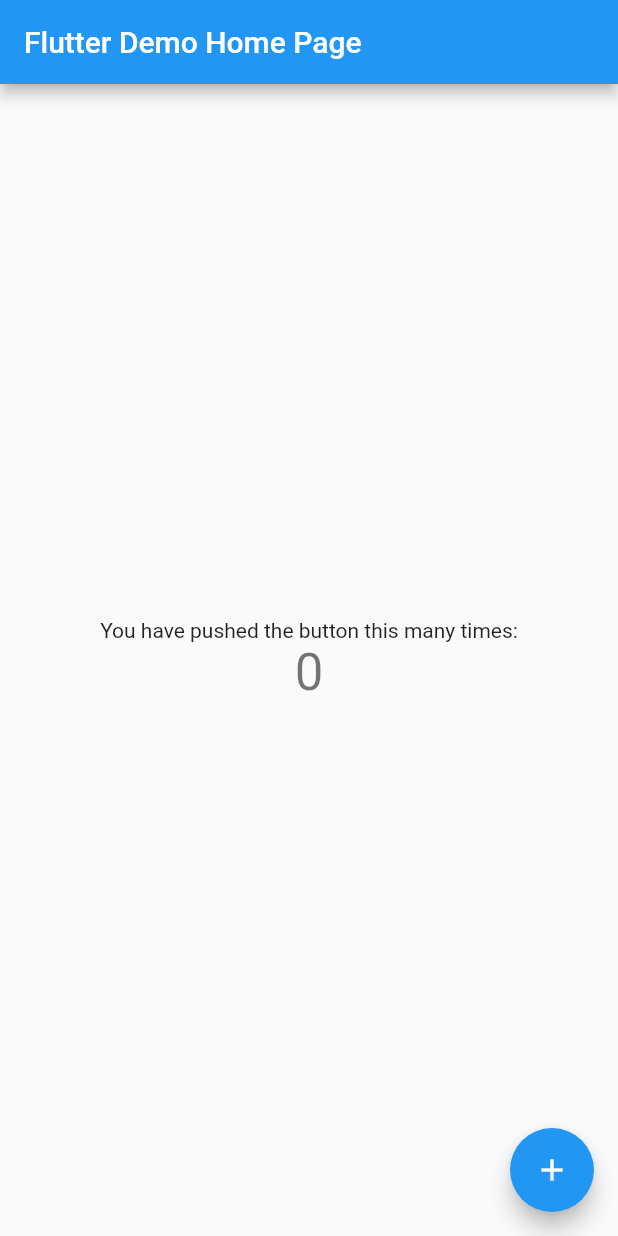
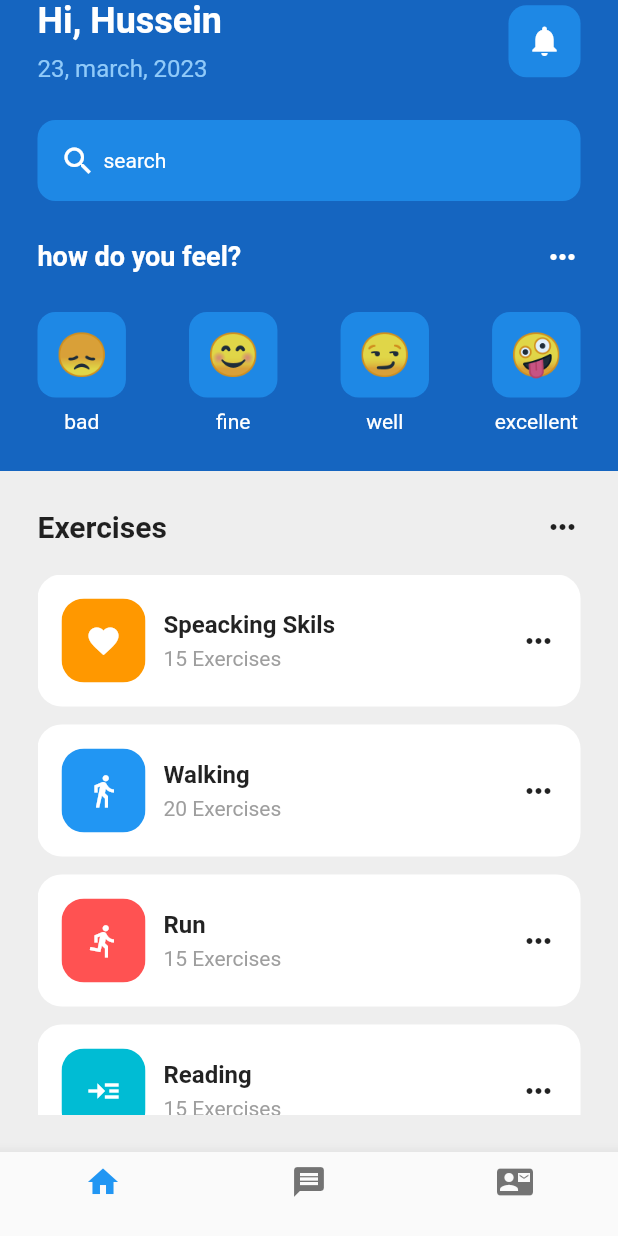
Before and after one commit to ENGHussein23/MentalHealthApp, a Flutter app: the screen it shows after launch, on a phone screen of 412 x 824 dp. Run offline on Flutter 3.47's test engine with Material 2 defaults, Android fonts, the phone set to English and light mode, and no system bars.

Commit message:
Finish of the first page

```diff
--- a/lib/main.dart
+++ b/lib/main.dart
@@ -1,115 +1,14 @@
 import 'package:flutter/material.dart';
-
+import './pages/home_page.dart';
 void main() {
   runApp(const MyApp());
 }
-
 class MyApp extends StatelessWidget {
-  const MyApp({super.key});
-
-  // This widget is the root of your application.
+  const MyApp({Key? key}): super(key: key);
   @override
   Widget build(BuildContext context) {
     return MaterialApp(
-      title: 'Flutter Demo',
-      theme: ThemeData(
-        // This is the theme of your application.
-        //
-        // Try running your application with "flutter run". You'll see the
-        // application has a blue toolbar. Then, without quitting the app, try
-        // changing the primarySwatch below to Colors.green and then invoke
-        // "hot reload" (press "r" in the console where you ran "flutter run",
-        // or simply save your changes to "hot reload" in a Flutter IDE).
-        // Notice that the counter didn't reset back to zero; the application
-        // is not restarted.
-        primarySwatch: Colors.blue,
-      ),
-      home: const MyHomePage(title: 'Flutter Demo Home Page'),
-    );
+      debugShowCheckedModeBanner: false,
+      home:HomePage(),);
   }
 }
-
-class MyHomePage extends StatefulWidget {
-  const MyHomePage({super.key, required this.title});
-
-  // This widget is the home page of your application. It is stateful, meaning
-  // that it has a State object (defined below) that contains fields that affect
-  // how it looks.
-
-  // This class is the configuration for the state. It holds the values (in this
-  // case the title) provided by the parent (in this case the App widget) and
-  // used by the build method of the State. Fields in a Widget subclass are
-  // always marked "final".
-
-  final String title;
-
-  @override
-  State<MyHomePage> createState() => _MyHomePageState();
-}
-
-class _MyHomePageState extends State<MyHomePage> {
-  int _counter = 0;
-
-  void _incrementCounter() {
-    setState(() {
-      // This call to setState tells the Flutter framework that something has
-      // changed in this State, which causes it to rerun the build method below
-      // so that the display can reflect the updated values. If we changed
-      // _counter without calling setState(), then the build method would not be
-      // called again, and so nothing would appear to happen.
-      _counter++;
-    });
-  }
-
-  @override
-  Widget build(BuildContext context) {
-    // This method is rerun every time setState is called, for instance as done
-    // by the _incrementCounter method above.
-    //
-    // The Flutter framework has been optimized to make rerunning build methods
-    // fast, so that you can just rebuild anything that needs updating rather
-    // than having to individually change instances of widgets.
-    return Scaffold(
-      appBar: AppBar(
-        // Here we take the value from the MyHomePage object that was created by
-        // the App.build method, and use it to set our appbar title.
-        title: Text(widget.title),
-      ),
-      body: Center(
-        // Center is a layout widget. It takes a single child and positions it
-        // in the middle of the parent.
-        child: Column(
-          // Column is also a layout widget. It takes a list of children and
-          // arranges them vertically. By default, it sizes itself to fit its
-          // children horizontally, and tries to be as tall as its parent.
-          //
-          // Invoke "debug painting" (press "p" in the console, choose the
-          // "Toggle Debug Paint" action from the Flutter Inspector in Android
-          // Studio, or the "Toggle Debug Paint" command in Visual Studio Code)
-          // to see the wireframe for each widget.
-          //
-          // Column has various properties to control how it sizes itself and
-          // how it positions its children. Here we use mainAxisAlignment to
-          // center the children vertically; the main axis here is the vertical
-          // axis because Columns are vertical (the cross axis would be
-          // horizontal).
-          mainAxisAlignment: MainAxisAlignment.center,
-          children: <Widget>[
-            const Text(
-              'You have pushed the button this many times:',
-            ),
-            Text(
-              '$_counter',
-              style: Theme.of(context).textTheme.headlineMedium,
-            ),
-          ],
-        ),
-      ),
-      floatingActionButton: FloatingActionButton(
-        onPressed: _incrementCounter,
-        tooltip: 'Increment',
-        child: const Icon(Icons.add),
-      ), // This trailing comma makes auto-formatting nicer for build methods.
-    );
-  }
-}
--- /dev/null
+++ b/lib/pages/home_page.dart
@@ -0,0 +1,235 @@
+import 'package:flutter/material.dart';
+
+import '../util/emoticon_face.dart';
+import '../util/exercise.dart';
+
+class HomePage extends StatefulWidget {
+  @override
+  const HomePage({Key? key}) : super(key: key);
+
+  @override
+  State<HomePage> createState() => _HomePageState();
+}
+
+class _HomePageState extends State<HomePage> {
+  @override
+  Widget build(BuildContext context) {
+    return Scaffold(
+        backgroundColor: Colors.blue[800],
+        bottomNavigationBar: BottomNavigationBar(
+          items: [
+            BottomNavigationBarItem(icon: Icon(Icons.home), label: ''),
+            BottomNavigationBarItem(icon: Icon(Icons.message), label: ''),
+            BottomNavigationBarItem(icon: Icon(Icons.contact_mail), label: ''),
+          ],
+        ),
+        body: SafeArea(
+            child: Column(
+          children: [
+            Padding(
+              padding: EdgeInsets.symmetric(horizontal: 25),
+              child: Column(
+                children: [
+                  Row(
+                    mainAxisAlignment: MainAxisAlignment.spaceBetween,
+                    children: [
+                      //// Hi Hussein
+                      Column(
+                        crossAxisAlignment: CrossAxisAlignment.start,
+                        children: [
+                          Text(
+                            'Hi, Hussein',
+                            style: TextStyle(
+                                color: Colors.white,
+                                fontSize: 24,
+                                fontWeight: FontWeight.bold),
+                          ),
+                          SizedBox(
+                            height: 8,
+                          ),
+                          Text(
+                            '23, march, 2023',
+                            style: TextStyle(
+                              color: Colors.blue[200],
+                              fontSize: 16,
+                            ),
+                          ),
+                        ],
+                      ),
+                      //// Notification
+                      Container(
+                        decoration: BoxDecoration(
+                          color: Colors.blue[600],
+                          borderRadius: BorderRadius.circular(12),
+                        ),
+                        padding: EdgeInsets.all(12),
+                        child: Icon(
+                          Icons.notifications,
+                          color: Colors.white,
+                        ),
+                      ),
+                    ],
+                  ),
+
+                  SizedBox(
+                    height: 25,
+                  ),
+                  //search bar
+
+                  Container(
+                    padding: EdgeInsets.all(15),
+                    decoration: BoxDecoration(
+                        color: Colors.blue[600],
+                        borderRadius: BorderRadius.circular(12)),
+                    child: Row(
+                      children: [
+                        Icon(
+                          Icons.search,
+                          color: Colors.white,
+                        ),
+                        SizedBox(
+                          width: 5,
+                        ),
+                        Text(
+                          'search',
+                          style: TextStyle(
+                            color: Colors.white,
+                          ),
+                        ),
+                      ],
+                    ),
+                  ),
+                  SizedBox(
+                    height: 25,
+                  ),
+                  // how do you feel
+                  Row(
+                    mainAxisAlignment: MainAxisAlignment.spaceBetween,
+                    children: [
+                      Text(
+                        'how do you feel?',
+                        style: TextStyle(
+                            color: Colors.white,
+                            fontSize: 18,
+                            fontWeight: FontWeight.bold),
+                      ),
+                      Icon(Icons.more_horiz, color: Colors.white),
+                    ],
+                  ),
+                  SizedBox(
+                    height: 25,
+                  ),
+                  // faces
+                  Row(
+                    mainAxisAlignment: MainAxisAlignment.spaceBetween,
+                    children: [
+                      //bad
+                      Column(
+                        children: [
+                          EmoticonFace(
+                            emoticonface: '😞',
+                          ),
+                          SizedBox(
+                            height: 8,
+                          ),
+                          Text(
+                            'bad',
+                            style: TextStyle(color: Colors.white),
+                          ),
+                        ],
+                      ),
+                      //fine
+
+                      Column(
+                        children: [
+                          EmoticonFace(emoticonface: '😊'),
+                          SizedBox(
+                            height: 8,
+                          ),
+                          Text(
+                            'fine',
+                            style: TextStyle(color: Colors.white),
+                          ),
+                        ],
+                      ),
+                      //well
+
+                      Column(
+                        children: [
+                          EmoticonFace(emoticonface: '😏'),
+                          SizedBox(
+                            height: 8,
+                          ),
+                          Text(
+                            'well',
+                            style: TextStyle(color: Colors.white),
+                          ),
+                        ],
+                      ),
+                      //excellent
+
+                      Column(
+                        children: [
+                          EmoticonFace(emoticonface: '🤪'),
+                          SizedBox(
+                            height: 8,
+                          ),
+                          Text(
+                            'excellent',
+                            style: TextStyle(color: Colors.white),
+                          ),
+                        ],
+                      ),
+                    ],
+                  ),
+                ],
+              ),
+            ),
+            SizedBox(
+              height: 25,
+            ),
+            Expanded(
+              child: Container(
+                padding: EdgeInsets.all(25),
+                  color: Colors.grey[200],
+                  child: Center(
+                    child: Column(
+                      children: [
+                        Row(
+                          mainAxisAlignment: MainAxisAlignment.spaceBetween,
+                          children: [
+                          Text('Exercises',style: TextStyle(
+                            fontSize: 20,
+                            fontWeight: FontWeight.bold
+                          ),),
+                          Icon(Icons.more_horiz,)
+                        ],),
+                        SizedBox(height:20 ,),
+                        Expanded(child: ListView(
+                          children: [
+                            Ecercise(icon:Icons.favorite ,
+                                color4icon:Colors.orange ,
+                                exercise_name:'Speacking Skils' ,
+                                number_of_exercise: 15),
+                            Ecercise(icon:Icons.directions_walk ,
+                                color4icon:Colors.blue ,
+                                exercise_name:'Walking' ,
+                                number_of_exercise: 20),
+                            Ecercise(icon:Icons.directions_run ,
+                                color4icon:Colors.redAccent ,
+                                exercise_name:'Run' ,
+                                number_of_exercise: 15),
+                            Ecercise(icon:Icons.read_more ,
+                                color4icon:Colors.cyan ,
+                                exercise_name:'Reading' ,
+                                number_of_exercise: 15),
+                          ],
+                        )),
+                      ],
+                    ),
+                  )),
+            ),
+          ],
+        )));
+  }
+}
--- /dev/null
+++ b/lib/util/emoticon_face.dart
@@ -0,0 +1,20 @@
+import 'package:flutter/material.dart';
+
+class EmoticonFace extends StatelessWidget {
+  final String emoticonface;
+
+  const EmoticonFace({Key?key,required this.emoticonface}):super(key: key);
+
+  @override
+  Widget build(BuildContext context) {
+    return Container(
+      decoration: BoxDecoration(
+        color: Colors.blue[600],
+        borderRadius: BorderRadius.circular(12)
+      ),
+      padding: EdgeInsets.all(12),
+      child: Center(child: Text(emoticonface,
+      style: TextStyle(fontSize: 28,),),) ,
+    );
+  }
+}
--- /dev/null
+++ b/lib/util/exercise.dart
@@ -0,0 +1,58 @@
+import 'package:flutter/material.dart';
+
+class Ecercise extends StatelessWidget {
+  final icon;
+  final String exercise_name;
+  final int number_of_exercise;
+final color4icon;
+
+  const Ecercise({
+    Key?key,
+    required this.icon,
+    required this.exercise_name,
+    required this.number_of_exercise,
+    required this.color4icon
+});
+
+  @override
+  Widget build(BuildContext context) {
+    return Container(padding: EdgeInsets.only(bottom:12 ),
+    child: Container(
+      padding: EdgeInsets.all(16),
+      decoration: BoxDecoration(
+        color: Colors.white,
+        borderRadius: BorderRadius.circular(16),
+      ),
+      child:
+      Row( mainAxisAlignment: MainAxisAlignment.spaceBetween,
+        children: [
+          Row(children: [
+            ClipRRect(
+              borderRadius: BorderRadius.circular(15),
+              child: Container(
+                color:color4icon,
+                padding: EdgeInsets.all(16),
+                child: Icon(icon,
+                    color: Colors.white),
+              ),),
+            SizedBox(width: 12,),
+            Column(
+              crossAxisAlignment: CrossAxisAlignment.start,
+              children: [
+                Text(exercise_name,style: TextStyle(fontWeight: FontWeight.bold,fontSize: 16),),
+                SizedBox(height: 5,),
+                Text(number_of_exercise.toString()+' Exercises',style: TextStyle(color: Colors.grey),),
+              ],),
+          ],),
+          Icon(Icons.more_horiz),
+        ],
+      ),
+      // ListTile(
+      //   leading: Icon(Icons.favorite,),
+      //   title: Text('Speacking Skills'),
+      //   subtitle: Text('15 Exercises'),
+      // ),
+    ),
+    );
+  }
+}
```
